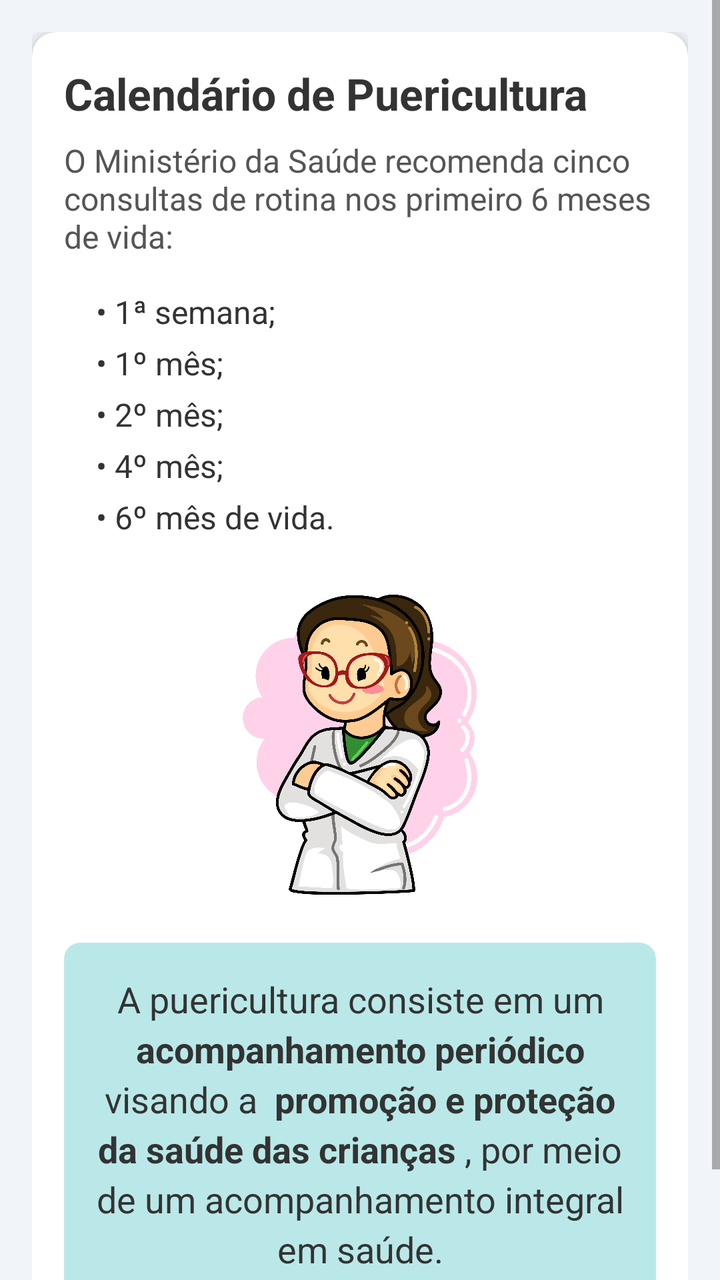
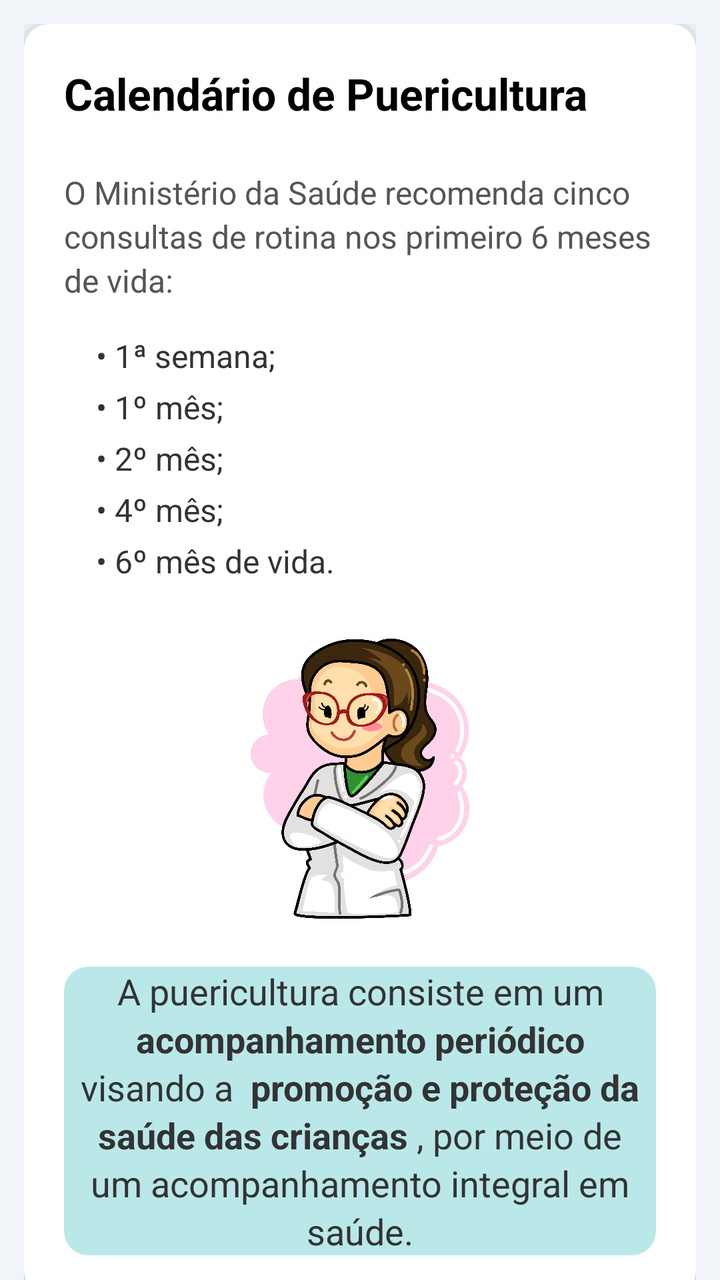

Two renders of the same Android screen: before a commit and after it. Below are the layout's source before the change and the commit's diff.
<!-- AndroidManifest.xml: application theme Theme.NutrirAGente -->
<!-- res/layout/calendario.xml -->
<?xml version="1.0" encoding="utf-8"?>
<androidx.constraintlayout.widget.ConstraintLayout xmlns:android="http://schemas.android.com/apk/res/android"
    xmlns:app="http://schemas.android.com/apk/res-auto"
    xmlns:tools="http://schemas.android.com/tools"
    android:layout_width="match_parent"
    android:layout_height="match_parent"
    android:background="@color/gray">

    <ScrollView
        android:layout_width="wrap_content"
        android:layout_height="match_parent"
        tools:ignore="MissingConstraints">

        <LinearLayout
            android:layout_width="wrap_content"
            android:layout_height="wrap_content"
            android:orientation="vertical"
            android:padding="16dp">

        <androidx.cardview.widget.CardView
            android:layout_width="match_parent"
            android:layout_height="wrap_content"
            app:cardCornerRadius="12dp"
            app:cardElevation="4dp"
            android:layout_marginBottom="16dp">

        <LinearLayout
            android:layout_width="match_parent"
            android:layout_height="wrap_content"
            android:orientation="vertical"
            android:padding="16dp">

            <TextView
                android:id="@+id/tv_title"
                android:layout_width="wrap_content"
                android:layout_height="wrap_content"
                android:text="Calendário de Puericultura"
                android:textColor="#333333"
                android:textSize="22sp"
                android:textStyle="bold" />

            <TextView
                android:id="@+id/tv_subtitle"
                android:layout_width="wrap_content"
                android:layout_height="wrap_content"
                android:layout_marginTop="8dp"
                android:text="O Ministério da Saúde recomenda cinco consultas de rotina nos primeiro 6 meses de vida:"
                android:textColor="#555555"
                android:textSize="16sp" />

            <LinearLayout
                android:layout_width="match_parent"
                android:layout_height="wrap_content"
                android:orientation="vertical"
                android:layout_marginTop="16dp"
                android:layout_marginStart="16dp">

                <TextView
                    style="@style/ListItemTextStyle"
                    android:text="• 1ª semana;" />

                <TextView
                    style="@style/ListItemTextStyle"
                    android:text="• 1º mês;" />

                <TextView
                    style="@style/ListItemTextStyle"
                    android:text="• 2º mês;" />

                <TextView
                    style="@style/ListItemTextStyle"
                    android:text="• 4º mês;" />

                <TextView
                    style="@style/ListItemTextStyle"
                    android:text="• 6º mês de vida." />
            </LinearLayout>

            <ImageView
                android:id="@+id/iv_doctor"
                android:layout_width="150dp"
                android:layout_height="150dp"
                android:layout_gravity="center_horizontal"
                android:layout_marginTop="24dp"
                android:contentDescription="@string/profissional_da_saude"
                android:src="@drawable/enfermeira_1"
                app:srcCompat="@drawable/enfermeira_1" />

            <androidx.cardview.widget.CardView
                android:layout_width="match_parent"
                android:layout_height="wrap_content"
                android:layout_marginTop="24dp"
                app:cardBackgroundColor="@color/warn_blue"
                app:cardCornerRadius="8dp"
                app:cardElevation="0dp">

                <TextView
                    android:layout_width="match_parent"
                    android:layout_height="wrap_content"
                    android:padding="16dp"
                    android:text="@string/puericultura_1"
                    android:textColor="@color/color_text_black"
                    android:gravity="center"
                    android:textSize="18sp"
                    android:lineSpacingExtra="4dp"/>

            </androidx.cardview.widget.CardView>

        </LinearLayout>

        </androidx.cardview.widget.CardView>

        </LinearLayout>
    </ScrollView>


</androidx.constraintlayout.widget.ConstraintLayout>
<!-- resources referenced by this layout -->
<resources>
  <style name="ListItemTextStyle">
          <item name="android:layout_width">wrap_content</item>
          <item name="android:layout_height">wrap_content</item>
          <item name="android:textColor">#333333</item>
          <item name="android:statusBarColor"> @color/blue_toolbar</item>
          <item name="android:navigationBarColor"> @color/blue_toolbar </item>
          <item name="android:textSize">16sp</item>
          <item name="android:layout_marginBottom">4dp</item>
      </style>
  <!-- unchanged entries left out for length: 13 -->
</resources>

<!-- the commit's change to res/layout/calendario.xml (unified diff, before → after) -->
@@ -1,117 +1,96 @@
 <?xml version="1.0" encoding="utf-8"?>
-<androidx.constraintlayout.widget.ConstraintLayout xmlns:android="http://schemas.android.com/apk/res/android"
+<androidx.coordinatorlayout.widget.CoordinatorLayout
+    xmlns:android="http://schemas.android.com/apk/res/android"
     xmlns:app="http://schemas.android.com/apk/res-auto"
-    xmlns:tools="http://schemas.android.com/tools"
     android:layout_width="match_parent"
     android:layout_height="match_parent"
     android:background="@color/gray">
 
-    <ScrollView
-        android:layout_width="wrap_content"
+    <com.google.android.material.appbar.AppBarLayout
+        android:layout_width="match_parent"
+        android:layout_height="wrap_content"
+        android:background="@color/blue_toolbar"
+        app:elevation="@dimen/appbar_elevation" />
+
+    <androidx.core.widget.NestedScrollView
+        android:layout_width="match_parent"
         android:layout_height="match_parent"
-        tools:ignore="MissingConstraints">
+        app:layout_behavior="@string/appbar_scrolling_view_behavior">
 
-        <LinearLayout
-            android:layout_width="wrap_content"
-            android:layout_height="wrap_content"
-            android:orientation="vertical"
-            android:padding="16dp">
+        <LinearLayout style="@style/LinearContainer">
 
-        <androidx.cardview.widget.CardView
-            android:layout_width="match_parent"
-            android:layout_height="wrap_content"
-            app:cardCornerRadius="12dp"
-            app:cardElevation="4dp"
-            android:layout_marginBottom="16dp">
+            <androidx.cardview.widget.CardView style="@style/CardNutrir">
 
-        <LinearLayout
-            android:layout_width="match_parent"
-            android:layout_height="wrap_content"
-            android:orientation="vertical"
-            android:padding="16dp">
+                <LinearLayout style="@style/CardContent">
 
-            <TextView
-                android:id="@+id/tv_title"
-                android:layout_width="wrap_content"
-                android:layout_height="wrap_content"
-                android:text="Calendário de Puericultura"
-                android:textColor="#333333"
-                android:textSize="22sp"
-                android:textStyle="bold" />
+                    <TextView
+                        android:id="@+id/tv_title"
+                        style="@style/TextTitleLarge"
+                        android:text="Calendário de Puericultura" />
 
-            <TextView
-                android:id="@+id/tv_subtitle"
-                android:layout_width="wrap_content"
-                android:layout_height="wrap_content"
-                android:layout_marginTop="8dp"
-                android:text="O Ministério da Saúde recomenda cinco consultas de rotina nos primeiro 6 meses de vida:"
-                android:textColor="#555555"
-                android:textSize="16sp" />
+                    <TextView
+                        android:id="@+id/tv_subtitle"
+                        style="@style/TextBody"
+                        android:layout_marginTop="@dimen/spacing_sm"
+                        android:textColor="@color/text_secondary"
+                        android:text="O Ministério da Saúde recomenda cinco consultas de rotina nos primeiro 6 meses de vida:" />
 
-            <LinearLayout
-                android:layout_width="match_parent"
-                android:layout_height="wrap_content"
-                android:orientation="vertical"
-                android:layout_marginTop="16dp"
-                android:layout_marginStart="16dp">
+                    <LinearLayout
+                        android:layout_width="match_parent"
+                        android:layout_height="wrap_content"
+                        android:layout_marginTop="@dimen/spacing_lg"
+                        android:layout_marginStart="@dimen/spacing_lg"
+                        android:orientation="vertical">
 
-                <TextView
-                    style="@style/ListItemTextStyle"
-                    android:text="• 1ª semana;" />
+                        <TextView
+                            style="@style/ListItemTextStyle"
+                            android:text="• 1ª semana;" />
 
-                <TextView
-                    style="@style/ListItemTextStyle"
-                    android:text="• 1º mês;" />
+                        <TextView
+                            style="@style/ListItemTextStyle"
+                            android:text="• 1º mês;" />
 
-                <TextView
-                    style="@style/ListItemTextStyle"
-                    android:text="• 2º mês;" />
+                        <TextView
+                            style="@style/ListItemTextStyle"
+                            android:text="• 2º mês;" />
 
-                <TextView
-                    style="@style/ListItemTextStyle"
-                    android:text="• 4º mês;" />
+                        <TextView
+                            style="@style/ListItemTextStyle"
+                            android:text="• 4º mês;" />
 
-                <TextView
-                    style="@style/ListItemTextStyle"
-                    android:text="• 6º mês de vida." />
-            </LinearLayout>
+                        <TextView
+                            style="@style/ListItemTextStyle"
+                            android:text="• 6º mês de vida." />
+                    </LinearLayout>
 
-            <ImageView
-                android:id="@+id/iv_doctor"
-                android:layout_width="150dp"
-                android:layout_height="150dp"
-                android:layout_gravity="center_horizontal"
-                android:layout_marginTop="24dp"
-                android:contentDescription="@string/profissional_da_saude"
-                android:src="@drawable/enfermeira_1"
-                app:srcCompat="@drawable/enfermeira_1" />
+                    <ImageView
+                        android:id="@+id/iv_doctor"
+                        android:layout_width="@dimen/image_size_sm"
+                        android:layout_height="@dimen/image_size_sm"
+                        android:layout_gravity="center_horizontal"
+                        android:layout_marginTop="@dimen/spacing_xxl"
+                        android:contentDescription="@string/profissional_da_saude"
+                        android:src="@drawable/enfermeira_1"
+                        app:srcCompat="@drawable/enfermeira_1" />
 
-            <androidx.cardview.widget.CardView
-                android:layout_width="match_parent"
-                android:layout_height="wrap_content"
-                android:layout_marginTop="24dp"
-                app:cardBackgroundColor="@color/warn_blue"
-                app:cardCornerRadius="8dp"
-                app:cardElevation="0dp">
+                    <androidx.cardview.widget.CardView
+                        style="@style/CalloutCard"
+                        android:layout_marginTop="@dimen/spacing_xxl"
+                        app:cardBackgroundColor="@color/warn_blue">
 
-                <TextView
-                    android:layout_width="match_parent"
-                    android:layout_height="wrap_content"
-                    android:padding="16dp"
-                    android:text="@string/puericultura_1"
-                    android:textColor="@color/color_text_black"
-                    android:gravity="center"
-                    android:textSize="18sp"
-                    android:lineSpacingExtra="4dp"/>
+                        <TextView
+                            style="@style/AlertTextLavender"
+                            android:textColor="@color/color_text_black"
+                            android:textSize="@dimen/text_size_lg"
+                            android:textStyle="normal"
+                            android:text="@string/puericultura_1" />
 
+                    </androidx.cardview.widget.CardView>
+
+                </LinearLayout>
             </androidx.cardview.widget.CardView>
 
         </LinearLayout>
+    </androidx.core.widget.NestedScrollView>
 
-        </androidx.cardview.widget.CardView>
-
-        </LinearLayout>
-    </ScrollView>
-
-
-</androidx.constraintlayout.widget.ConstraintLayout>
+</androidx.coordinatorlayout.widget.CoordinatorLayout>
<!-- resource entries referenced after the edit -->
@@ -1,14 +1,91 @@
 <!-- resources referenced by this layout -->
 <resources>
+  <color name="text_secondary">#555555</color>
+  <dimen name="appbar_elevation">12dp</dimen>
+  <dimen name="image_size_sm">140dp</dimen>
+  <dimen name="spacing_lg">16dp</dimen>
+  <dimen name="spacing_sm">8dp</dimen>
+  <dimen name="spacing_xxl">24dp</dimen>
+  <dimen name="text_size_lg">18sp</dimen>
+  <style name="AlertTextLavender">
+          <item name="android:layout_width">match_parent</item>
+          <item name="android:layout_height">wrap_content</item>
+          <item name="android:gravity">center</item>
+          <item name="android:textColor">@color/alert_lavender_text</item>
+          <item name="android:textStyle">bold</item>
+          <item name="android:lineSpacingExtra">@dimen/line_spacing_sm</item>
+      </style>
+  <style name="CalloutCard">
+          <item name="android:layout_width">match_parent</item>
+          <item name="android:layout_height">wrap_content</item>
+          <item name="cardCornerRadius">@dimen/card_radius</item>
+          <item name="cardElevation">0dp</item>
+      </style>
+  <style name="CardContent">
+          <item name="android:layout_width">match_parent</item>
+          <item name="android:layout_height">wrap_content</item>
+          <item name="android:orientation">vertical</item>
+          <item name="android:padding">@dimen/padding_xl</item>
+      </style>
+  <style name="CardNutrir">
+          <item name="android:layout_width">match_parent</item>
+          <item name="android:layout_height">wrap_content</item>
+          <item name="android:layout_marginBottom">@dimen/card_margin_bottom</item>
+          <item name="cardCornerRadius">@dimen/card_radius</item>
+          <item name="cardElevation">@dimen/card_elevation</item>
+      </style>
+  <style name="LinearContainer">
+          <item name="android:layout_width">match_parent</item>
+          <item name="android:layout_height">wrap_content</item>
+          <item name="android:orientation">vertical</item>
+          <item name="android:padding">@dimen/padding_md</item>
+      </style>
   <style name="ListItemTextStyle">
           <item name="android:layout_width">wrap_content</item>
           <item name="android:layout_height">wrap_content</item>
-          <item name="android:textColor">#333333</item>
-          <item name="android:statusBarColor"> @color/blue_toolbar</item>
-          <item name="android:navigationBarColor"> @color/blue_toolbar </item>
-          <item name="android:textSize">16sp</item>
-          <item name="android:layout_marginBottom">4dp</item>
+          <item name="android:textColor">@color/color_text_black</item>
+          <item name="android:statusBarColor">@color/blue_toolbar</item>
+          <item name="android:navigationBarColor">@color/blue_toolbar</item>
+          <item name="android:textSize">@dimen/text_size_md</item>
+          <item name="android:layout_marginBottom">@dimen/spacing_xs</item>
       </style>
+  <style name="TextBody" parent="TextAppearance.Nutrir">
+          <item name="android:layout_width">match_parent</item>
+          <item name="android:layout_height">wrap_content</item>
+          <item name="android:textSize">@dimen/text_size_md</item>
+          <item name="android:lineSpacingExtra">@dimen/line_spacing_sm</item>
+          <item name="android:textColor">@color/color_text_black</item>
+      </style>
+  <style name="TextTitleLarge" parent="TextTitle">
+          <item name="android:textSize">@dimen/text_size_xxl</item>
+          <item name="android:layout_marginBottom">@dimen/spacing_lg</item>
+      </style>
+  <color name="alert_lavender_text">#3F51B5</color>
+  <dimen name="line_spacing_sm">3dp</dimen>
+  <dimen name="card_radius">12dp</dimen>
+  <dimen name="padding_xl">20dp</dimen>
+  <dimen name="card_margin_bottom">16dp</dimen>
+  <dimen name="card_elevation">4dp</dimen>
+  <dimen name="padding_md">12dp</dimen>
+  <dimen name="text_size_md">16sp</dimen>
+  <dimen name="spacing_xs">4dp</dimen>
+  <style name="TextAppearance.Nutrir" parent="TextAppearance.AppCompat">
+          <item name="android:textColor">@color/text_primary</item>
+          <item name="android:lineSpacingExtra">@dimen/line_spacing_sm</item>
+      </style>
+  <style name="TextTitle" parent="TextAppearance.Nutrir">
+          <item name="android:layout_width">wrap_content</item>
+          <item name="android:layout_height">wrap_content</item>
+          <item name="android:textSize">@dimen/text_size_xl</item>
+          <item name="android:textStyle">bold</item>
+          <item name="android:textColor">@color/text_bold</item>
+          <item name="android:layout_marginBottom">@dimen/spacing_md</item>
+      </style>
+  <dimen name="text_size_xxl">22sp</dimen>
+  <color name="text_primary">#2B2B2B</color>
+  <dimen name="text_size_xl">20sp</dimen>
+  <color name="text_bold">#000000</color>
+  <dimen name="spacing_md">12dp</dimen>
   <!-- unchanged entries left out for length: 13 -->
 </resources>
 
